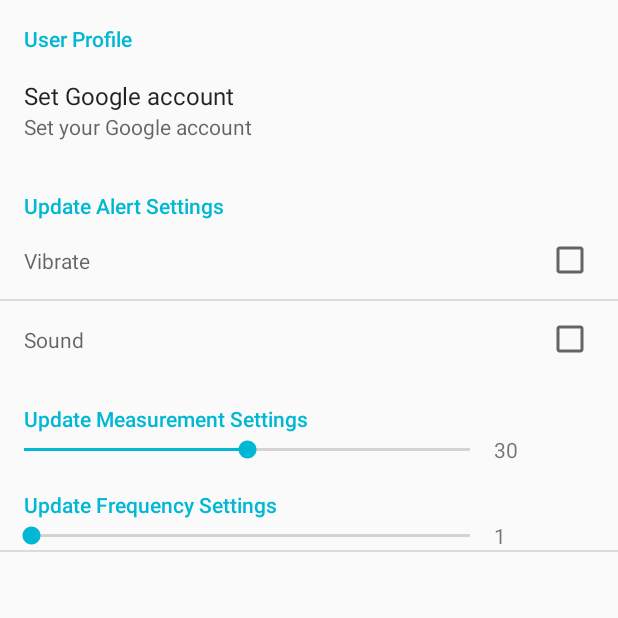
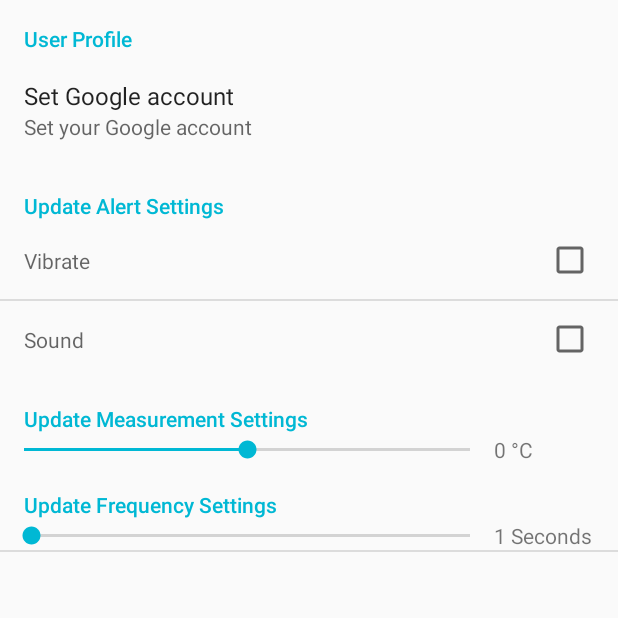
Before and after one commit to arto-heino/WeatherApp, an Android app: the UsersSettingsActivity screen opened directly, with no data from a screen before it, on a phone screen of 412 x 824 dp, the top half of it. Run offline under Robolectric (Android 15) with nearby library versions, the phone set to English and light mode, and no system bars.

Commit message:
Add attributes to sliders to show correct values

```diff
--- a/app/src/main/java/com/mbientlab/metawear/starter/SeekBarPreference.java
+++ b/app/src/main/java/com/mbientlab/metawear/starter/SeekBarPreference.java
@@ -19,7 +19,7 @@ public class SeekBarPreference extends Preference implements SeekBar.OnSeekBarCh
     private SeekBar mSeekBar2;
     private int mProgress;
     private TextView mProgressDisplay;
-    private TextView mProgressDisplay2;
+    private String seqText;
 
     public SeekBarPreference(Context context) {
 
@@ -34,17 +34,34 @@ public class SeekBarPreference extends Preference implements SeekBar.OnSeekBarCh
     public SeekBarPreference(Context context, AttributeSet attrs, int defStyle) {
         super(context, attrs, defStyle);
         setLayoutResource(R.layout.preference_seekbar);
+        TypedArray a = context.obtainStyledAttributes(attrs, R.styleable.TemperatureOptionsView,0,0);
+        seqText = a.getString(R.styleable.TemperatureOptionsView_seqText);
+        a.recycle();
     }
 
     @Override
     protected void onBindView(View view) {
         super.onBindView(view);
+
         mSeekBar = (SeekBar) view.findViewById(R.id.seekbar);
+
         mProgressDisplay = (TextView) view.findViewById(R.id.summary);
+
         mSeekBar.setMax(60);
         mSeekBar.setProgress(mProgress);
         mSeekBar.setOnSeekBarChangeListener(this);
-        mProgressDisplay.setText(String.valueOf(mProgress));
+
+        switch(seqText) {
+            case "alert":
+                mProgressDisplay.setText(String.valueOf(mProgress)+ " Seconds");
+                break;
+            case "temp":
+                mProgressDisplay.setText(String.valueOf(mProgress-30)+ " °C");
+                break;
+            default:
+                mProgressDisplay.setText(String.valueOf(mProgress));
+        }
+
     }
 
     @Override
--- /dev/null
+++ b/app/src/main/res/values/attrs.xml
@@ -0,0 +1,6 @@
+<?xml version="1.0" encoding="utf-8"?>
+<resources>
+    <declare-styleable name="TemperatureOptionsView">
+        <attr name="seqText" format="string" />
+    </declare-styleable>
+</resources>
--- a/app/src/main/res/xml/settings.xml
+++ b/app/src/main/res/xml/settings.xml
@@ -1,5 +1,6 @@
 <?xml version="1.0" encoding="utf-8"?>
-<PreferenceScreen xmlns:android="http://schemas.android.com/apk/res/android" >
+<PreferenceScreen xmlns:android="http://schemas.android.com/apk/res/android"
+    xmlns:custom="http://schemas.android.com/apk/res-auto">
 
     <PreferenceCategory android:title="@string/pref_user_profile" >
         <EditTextPreference
@@ -29,13 +30,16 @@
         <com.mbientlab.metawear.starter.SeekBarPreference
             android:defaultValue="30"
             android:key="tempAlert"
-            android:persistent="true"/>
+            custom:seqText="temp"
+            android:persistent="true"
+            />
     </PreferenceCategory>
 
     <PreferenceCategory android:title="@string/pref_update_setting3" >
         <com.mbientlab.metawear.starter.SeekBarPreference
             android:defaultValue="1"
             android:key="tempFreq"
+            custom:seqText="alert"
             android:persistent="true"/>
     </PreferenceCategory>
 
```
